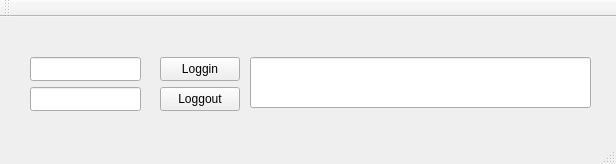
This is cliente/clienteFichaje/mainwindow.ui in erika9133/servidor_fichaje as Qt 5 draws it before an edit. The edited form follows.
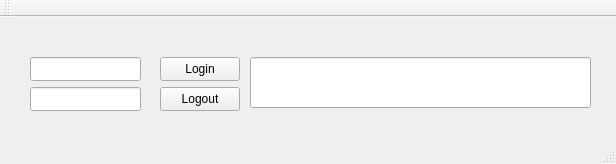
This is the edited form.

Commit message: varias cosas pruebas con json, arreglado orden de conexion-envio login

```diff
--- a/cliente/clienteFichaje/mainwindow.ui
+++ b/cliente/clienteFichaje/mainwindow.ui
@@ -34,7 +34,7 @@
      </rect>
     </property>
     <property name="text">
-     <string>Loggin</string>
+     <string>Login</string>
     </property>
    </widget>
    <widget class="QPushButton" name="loggoutbtn">
@@ -47,7 +47,7 @@
      </rect>
     </property>
     <property name="text">
-     <string>Loggout</string>
+     <string>Logout</string>
     </property>
    </widget>
    <widget class="QLineEdit" name="lineEdit">
```
Left out of the diff: 2 changed lines with no effect on the pictures. The commit also changes 13 other files.
